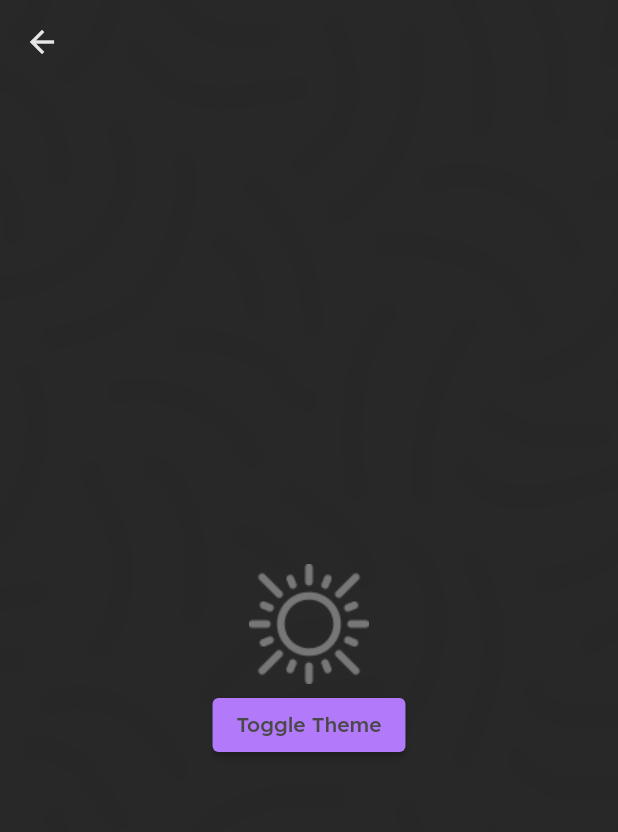
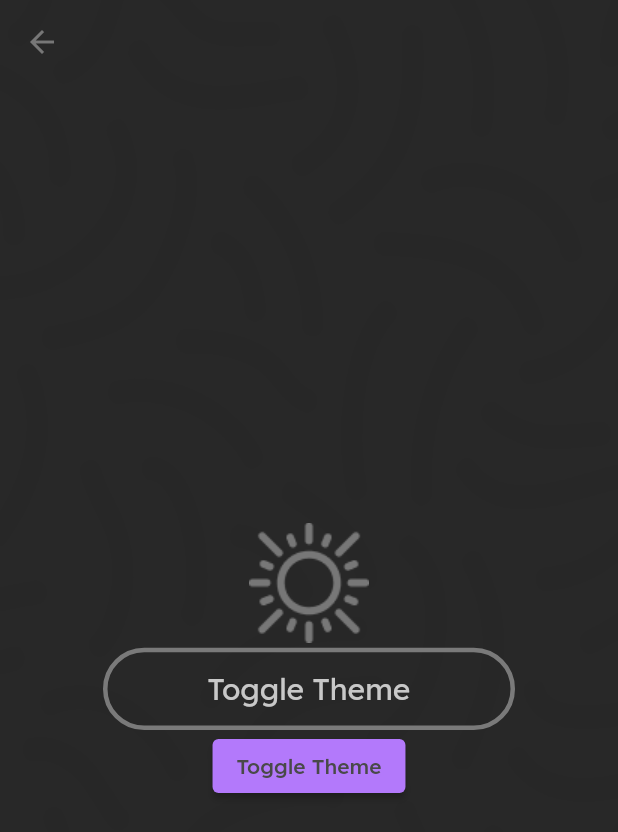
Before and after one commit to lolmaxlevel/compass_app, a Flutter app: the Settings screen opened directly, after a tap on "Toggle Theme", on a phone screen of 412 x 824 dp. Shown: the top 832 px of the screen. Run offline on Flutter 3.47's test engine with Material 2 defaults, Android fonts, the light colour scheme and no system bars; our stand-ins replace adaptive_theme, pin_code_fields, shared_preferences; missing offline and left inert: background_location, flutter_animator, mutex, web_socket_client; accounts and stored records are empty; statements that could not run were skipped.

Commit message:
added button for theme changing

```diff
--- a/lib/pages/settings.dart
+++ b/lib/pages/settings.dart
@@ -1,4 +1,5 @@
 import 'package:adaptive_theme/adaptive_theme.dart';
+import 'package:compass_app/widgets/base_button.dart';
 import 'package:flutter/material.dart';
 
 class Settings extends StatefulWidget {
@@ -40,6 +41,7 @@ class _SettingsState extends State<Settings> {
           Scaffold(
             backgroundColor: Colors.transparent,
             appBar: AppBar(
+              iconTheme: IconThemeData(color: Theme.of(context).primaryColor),
               backgroundColor: Colors.transparent,
               elevation: 0,
             ),
@@ -53,6 +55,7 @@ class _SettingsState extends State<Settings> {
                     width: width * 0.21,
                     color: Theme.of(context).primaryColor,
                   ),
+                  BaseButton(data: "Toggle Theme", onTap: toggleTheme),
                   ElevatedButton(
                     onPressed: toggleTheme,
                     child: const Text("Toggle Theme"),
--- a/lib/widgets/base_button.dart
+++ b/lib/widgets/base_button.dart
@@ -5,7 +5,14 @@ class BaseButton extends StatefulWidget {
 
   final Widget child;
 
-  const BaseButton({Key? key, required this.data, required this.child}) : super(key: key);
+  final Function? onTap;
+
+  const BaseButton({
+    Key? key,
+    required this.data,
+    this.child = const Text(""),
+    this.onTap
+  }) : super(key: key);
 
   @override
   State<BaseButton> createState() => _BaseButtonState();
@@ -13,6 +20,7 @@ class BaseButton extends StatefulWidget {
 
 class _BaseButtonState extends State<BaseButton> {
   late Widget _animatedButton;
+  bool _buttonPressed = false;
 
   @override
   void initState() {
@@ -20,17 +28,21 @@ class _BaseButtonState extends State<BaseButton> {
     super.initState();
   }
 
-  bool _buttonPressed = false;
-
   void _onButtonPressed() {
+    if (widget.onTap != null) {
+      widget.onTap!();
+    }
+    else {
       setState(() {
         _buttonPressed = !_buttonPressed;
         if (_buttonPressed) {
           _animatedButton = widget.child;
         } else {
-        _animatedButton = Text(widget.data,style: const TextStyle(fontSize: 20),);
+          _animatedButton =
+              Text(widget.data, style: const TextStyle(fontSize: 20),);
         }
       });
+    }
   }
 
   @override
```
Lines whose indentation alone changed are shown as unchanged.
